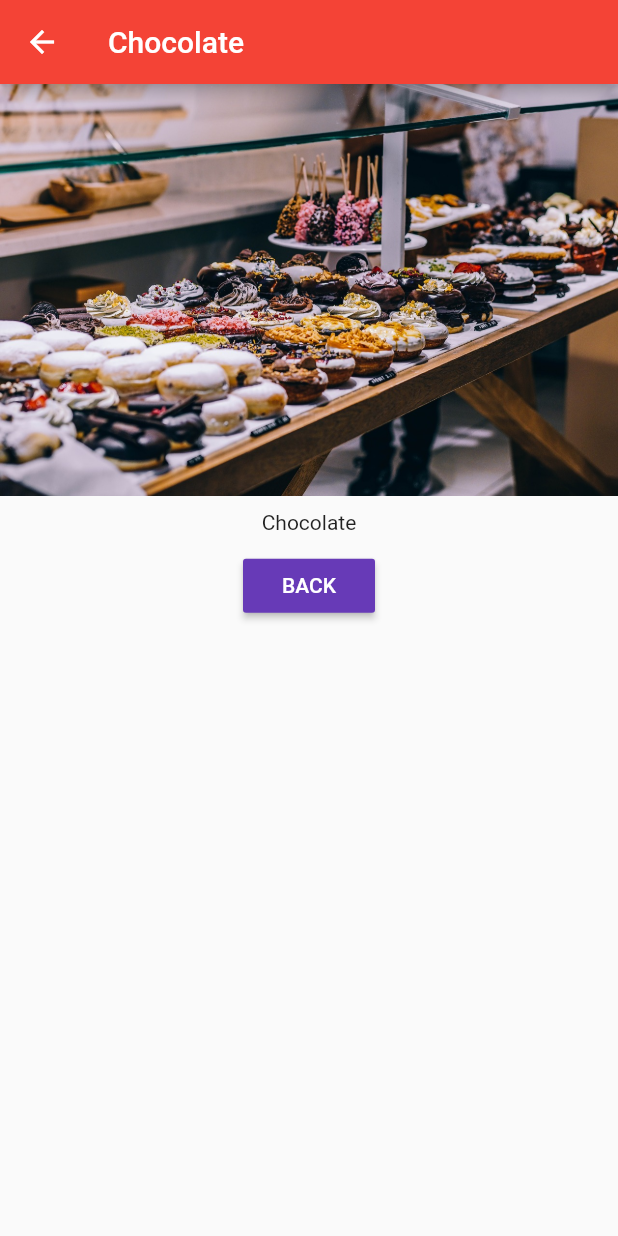
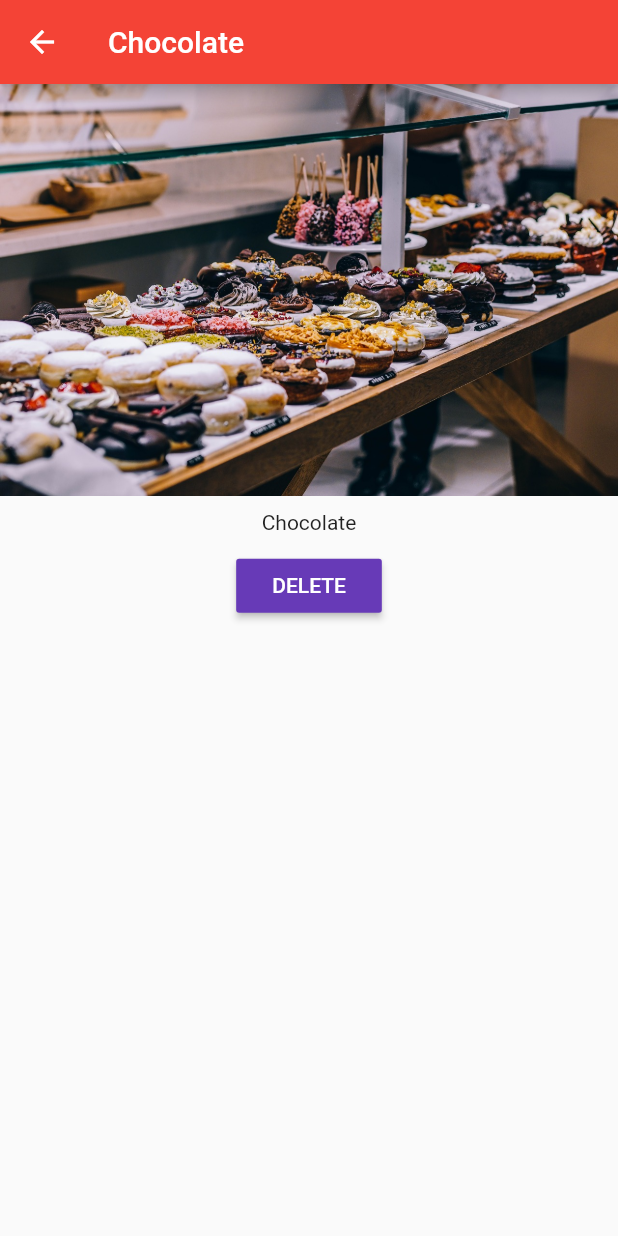
Before and after one commit to youssefalmkari/Easy_List, a Flutter app: the screen it shows after launch, after a tap on "Add Button", after a tap on "Details", on a phone screen of 412 x 824 dp. Run offline on Flutter 3.47's test engine with Material 2 defaults, Android fonts, the phone set to English and light mode, and no system bars.

Commit message:
pass back data from product page
Gave a function to ProductPage to call when the new delete button is pressed. Added OnWillPop for back button press functional control. It just takes us back to home page.

```diff
--- a/lib/pages/home.dart
+++ b/lib/pages/home.dart
@@ -1,16 +1,21 @@
 import 'package:flutter/material.dart';
-
+import 'dart:async';
 import 'package:flutter_app/product_manager.dart';
 
 class HomePage extends StatelessWidget {
   @override
   Widget build(BuildContext context) {
-    return Scaffold(
-      appBar: AppBar(
-        title: Text('EasyList'),
-      ),
-      body: ProductManager(),
-    );
+    return WillPopScope(
+        onWillPop: ()  {
+          print('Back button pressed!');
+          Navigator.pop(context, false);
+          return Future.value(false);
+        },
+        child: Scaffold(
+          appBar: AppBar(
+            title: Text('EasyList'),
+          ),
+          body: ProductManager(),
+        ));
   }
-
 }
--- a/lib/pages/product.dart
+++ b/lib/pages/product.dart
@@ -20,8 +20,8 @@ class ProductPage extends StatelessWidget {
             ),
             RaisedButton(
               color: Theme.of(context).accentColor,
-              onPressed: () => Navigator.pop(context),
-              child: Text('BACK'),
+              onPressed: () => Navigator.pop(context, true),
+              child: Text('DELETE'),
               textTheme: ButtonTextTheme.primary,
             )
           ],
--- a/lib/product_manager.dart
+++ b/lib/product_manager.dart
@@ -42,6 +42,12 @@ class _ProductManagerState extends State<ProductManager> {
     print(_products);
   }
 
+  void _deleteProduct(int index) {
+    setState(() {
+      _products.removeAt(index);
+    });
+  }
+
   @override
   Widget build(BuildContext context) {
     print('[ProductManager State] build()');
@@ -51,7 +57,7 @@ class _ProductManagerState extends State<ProductManager> {
           margin: EdgeInsets.all(10.0),
           child: ProductControl(_addProduct),
         ),
-        Expanded(child: Product(_products))
+        Expanded(child: Product(_products, _deleteProduct))
       ],
     );
   }
--- a/lib/products.dart
+++ b/lib/products.dart
@@ -3,8 +3,9 @@ import 'package:flutter_app/pages/product.dart';
 
 class Product extends StatelessWidget {
   final List<Map<String, String>> products;
+  final Function deleteProduct;
 
-  Product([this.products = const []]) {
+  Product(this.products, this.deleteProduct) {
     print('[Products Widget] Constructor');
   }
 
@@ -19,12 +20,14 @@ class Product extends StatelessWidget {
             children: <Widget>[
               FlatButton(
                 child: Text('Details'),
-                onPressed: () => Navigator.push(
-                    context,
-                    MaterialPageRoute(
-                        builder: (BuildContext context) => ProductPage(
-                            products[index]['title'],
-                            products[index]['image']))),
+                onPressed: () => Navigator.push<bool>(
+                        context,
+                        MaterialPageRoute(
+                            builder: (BuildContext context) => ProductPage(
+                                products[index]['title'],
+                                products[index]['image']))).then((bool value) {
+                      if (value) deleteProduct(index);
+                    }),
               )
             ],
           )
```
